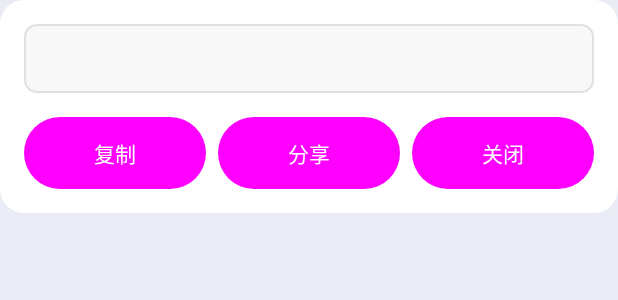
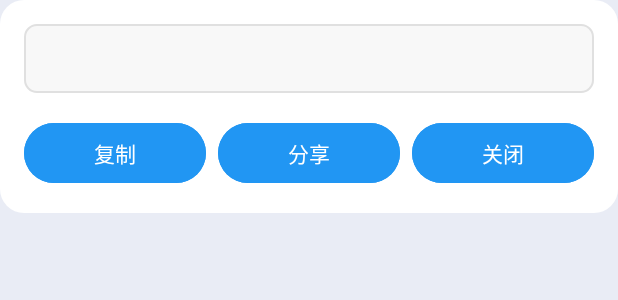
Before and after one commit to YZGUS/BDown, an Android app: the layout dialog_extracted_text.xml on its own in the app's theme, with its tools: preview values and no code run, on a phone screen of 412 x 824 dp. Shown: the top 300 px of the screen. Run offline under Robolectric (Android 15) with nearby library versions, the phone set to English and light mode, and no system bars.

Commit message:
Refactor: 定位按钮颜色异常问题, 原因为使用的 Button 不是原生的组件

```diff
--- a/app/src/main/res/drawable/extraction_button_background.xml
+++ b/app/src/main/res/drawable/extraction_button_background.xml
@@ -3,7 +3,7 @@
     android:color="#33FFFFFF">
     <item>
         <shape android:shape="rectangle">
-            <solid android:color="#03A9F4" />
+            <solid android:color="@color/extraction_button_blue" />
             <corners android:radius="24dp" />
             <padding
                 android:left="16dp"
--- a/app/src/main/res/drawable/rounded_dialog_background.xml
+++ b/app/src/main/res/drawable/rounded_dialog_background.xml
@@ -3,8 +3,8 @@
     <solid android:color="@color/white" />
     <corners android:radius="16dp" />
     <padding
+        android:bottom="16dp"
         android:left="16dp"
-        android:top="16dp"
         android:right="16dp"
-        android:bottom="16dp" />
+        android:top="16dp" />
 </shape>
--- a/app/src/main/res/layout/bilibili_file_card.xml
+++ b/app/src/main/res/layout/bilibili_file_card.xml
@@ -94,7 +94,7 @@
                     android:contentDescription="分享视频"
                     android:scaleType="fitCenter"
                     android:src="@drawable/ic_share"
-                    android:tint="@color/primary" />
+                    app:tint="@color/primary" />
 
                 <!-- 音频图标 -->
                 <ImageButton
@@ -106,7 +106,7 @@
                     android:contentDescription="提取音频"
                     android:scaleType="fitCenter"
                     android:src="@drawable/ic_music"
-                    android:tint="@color/primary" />
+                    app:tint="@color/primary" />
 
                 <!-- 文本提取图标 -->
                 <ImageButton
@@ -118,7 +118,7 @@
                     android:contentDescription="提取文本"
                     android:scaleType="fitCenter"
                     android:src="@drawable/ic_text"
-                    android:tint="@color/primary" />
+                    app:tint="@color/primary" />
             </LinearLayout>
         </LinearLayout>
     </LinearLayout>
--- a/app/src/main/res/layout/dialog_extracted_text.xml
+++ b/app/src/main/res/layout/dialog_extracted_text.xml
@@ -1,6 +1,5 @@
 <?xml version="1.0" encoding="utf-8"?>
 <LinearLayout xmlns:android="http://schemas.android.com/apk/res/android"
-    xmlns:app="http://schemas.android.com/apk/res-auto"
     android:layout_width="match_parent"
     android:layout_height="wrap_content"
     android:background="@drawable/rounded_dialog_background"
@@ -33,41 +32,35 @@
         android:orientation="horizontal">
 
         <!-- 复制按钮 -->
-        <androidx.appcompat.widget.AppCompatButton
+        <Button
             android:id="@+id/copy_button"
             android:layout_width="0dp"
             android:layout_height="48dp"
             android:layout_marginEnd="8dp"
             android:layout_weight="1"
-            android:background="@drawable/extraction_button_background"
-            android:elevation="2dp"
+            android:backgroundTint="@color/extraction_button_blue"
             android:text="复制"
-            android:textColor="#FFFFFF"
-            android:textSize="14sp" />
+            android:textColor="@android:color/white" />
 
         <!-- 分享按钮 -->
-        <androidx.appcompat.widget.AppCompatButton
+        <Button
             android:id="@+id/share_text_button"
             android:layout_width="0dp"
             android:layout_height="48dp"
             android:layout_marginEnd="8dp"
             android:layout_weight="1"
-            android:background="@drawable/extraction_button_background"
-            android:elevation="2dp"
+            android:backgroundTint="@color/extraction_button_blue"
             android:text="分享"
-            android:textColor="#FFFFFF"
-            android:textSize="14sp" />
+            android:textColor="@android:color/white" />
 
         <!-- 关闭按钮 -->
-        <androidx.appcompat.widget.AppCompatButton
+        <Button
             android:id="@+id/close_button"
             android:layout_width="0dp"
             android:layout_height="48dp"
             android:layout_weight="1"
-            android:background="@drawable/extraction_button_background"
-            android:elevation="2dp"
+            android:backgroundTint="@color/extraction_button_blue"
             android:text="关闭"
-            android:textColor="#FFFFFF"
-            android:textSize="14sp" />
+            android:textColor="@android:color/white" />
     </LinearLayout>
 </LinearLayout>
--- a/app/src/main/res/values/colors.xml
+++ b/app/src/main/res/values/colors.xml
@@ -31,4 +31,8 @@
     <color name="notification_background">#E6F0F7</color>
     <color name="notification_text">#2C3E50</color>
     <color name="notification_accent">#4A6DB3</color>
+
+    <!-- 提取按钮颜色 -->
+    <color name="extraction_button_blue">#2196F3</color>
+    <color name="extraction_button_purple">#9C27B0</color>
 </resources>
```
Also changed, not shown: app/src/main/java/com/yz/bdown/adapter/BilibiliFilePartAdapter.java (+11 -18 lines), app/src/main/res/layout/dialog_text_extraction_choice.xml (+6 -10 lines), app/src/main/res/values/styles.xml (+8 -0 lines).
